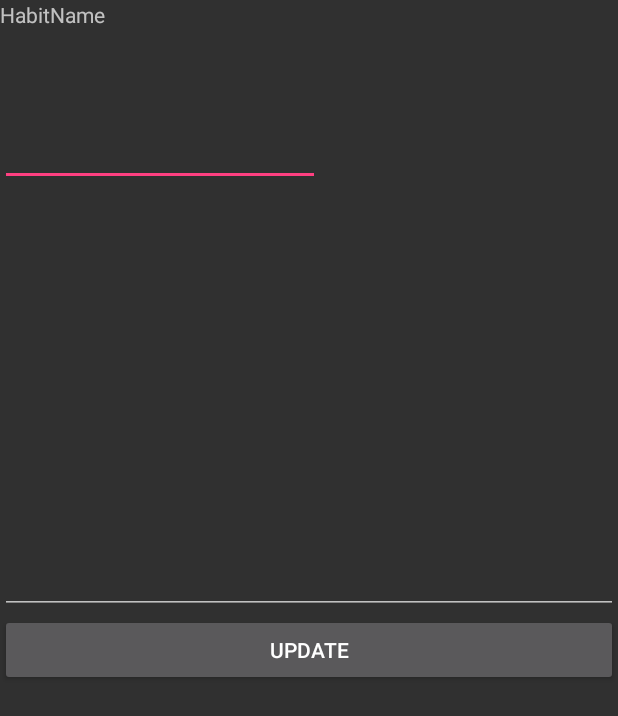
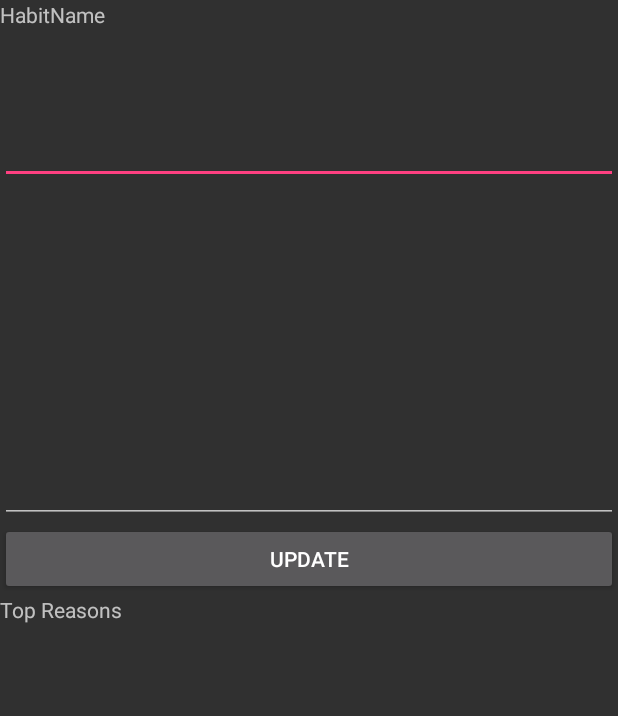
Before and after one commit to anandsunku/AndroidProjects, an Android app: the layout activity_nodetails.xml on its own in the app's theme, with its tools: preview values and no code run, on a phone screen of 412 x 824 dp. Shown: the top 716 px of the screen. Run offline under Robolectric (Android 15) with nearby library versions, the phone set to English and light mode, and no system bars.

```diff
--- a/app/src/main/res/layout/activity_nodetails.xml
+++ b/app/src/main/res/layout/activity_nodetails.xml
@@ -11,15 +11,9 @@
         android:id="@+id/habitName"
         android:layout_weight="0.09" />
 
-    <!--<EditText-->
-        <!--android:layout_width="match_parent"-->
-        <!--android:layout_height="wrap_content"-->
-        <!--android:inputType="textPersonName"-->
-        <!--android:ems="10"-->
-        <!--android:id="@+id/editReason" />-->
     <AutoCompleteTextView
         android:id="@+id/editReason"
-        android:layout_width="wrap_content"
+        android:layout_width="match_parent"
         android:layout_height="wrap_content"
         android:ems="10"
         android:text="">
@@ -33,7 +27,7 @@
         android:ems="10"
         android:maxLines="7"
         android:id="@+id/editNotReasonDetailText"
-        android:layout_weight="0.36"/>
+        android:layout_weight="0.28"/>
 
     <Button
         android:text="Update"
@@ -41,4 +35,16 @@
         android:layout_height="wrap_content"
         android:onClick="onUpdateButtonClick"
         android:id="@+id/update" />
+
+    <TextView
+        android:text="Top Reasons"
+        android:layout_width="match_parent"
+        android:layout_height="wrap_content"
+        android:inputType="textMultiLine"
+        android:ems="10"
+        android:maxLines="7"
+        android:id="@+id/topReasons"
+        android:layout_weight="0.43" />
+
+
 </LinearLayout>
```
Also changed, not shown: app/src/main/java/me/sunku/anand/helloworld/NotDoneActivity.java (+20 -0 lines).
